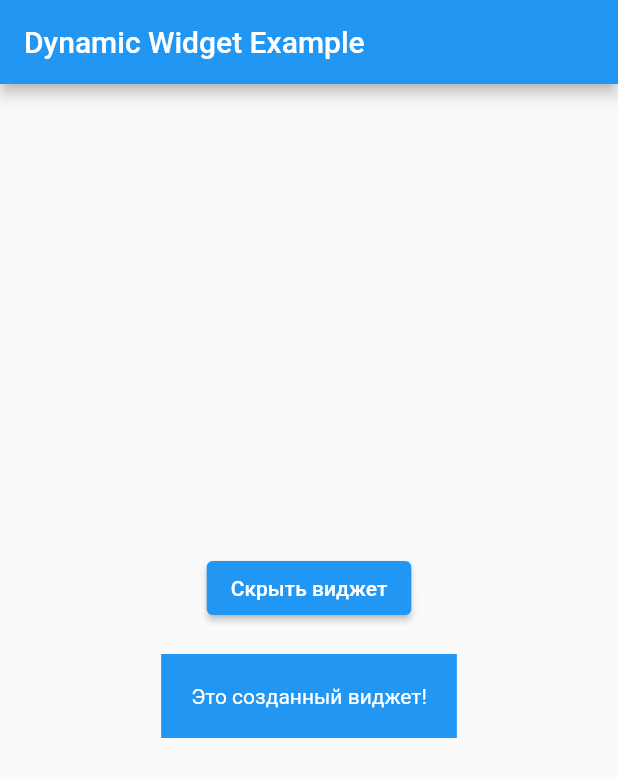
After one commit to qweufibeze/charless, a Flutter app: the HomeScreen screen opened directly, after a tap on "Показать виджет", on a phone screen of 412 x 824 dp. The commit adds this screen. Shown: the top 777 px of the screen. Run offline on Flutter 3.47's test engine with Material 2 defaults, Android fonts, the phone set to English and light mode, and no system bars; our stand-ins replace firebase_core, flutter_bloc, mask_text_input_formatter; accounts and stored records are empty.

Commit message:
commit final

```diff
--- a/lib/main.dart
+++ b/lib/main.dart
@@ -29,7 +29,7 @@ class _MyScreenState extends State<MyScreen> with SingleTickerProviderStateMixin
     super.initState();
     _controller = AnimationController(
       vsync: this,
-      duration: const Duration(milliseconds: 2000),
+      duration: const Duration(milliseconds: 200),
     );
 
     _offsetAnimation = Tween<Offset>(
--- /dev/null
+++ b/lib/widgets/create_a_new_widget.dart
@@ -0,0 +1,66 @@
+import 'package:flutter/material.dart';
+
+void main() {
+  runApp(MyApp());
+}
+
+class MyApp extends StatelessWidget {
+  @override
+  Widget build(BuildContext context) {
+    return MaterialApp(
+      home: HomeScreen(),
+    );
+  }
+}
+
+class HomeScreen extends StatefulWidget {
+  @override
+  _HomeScreenState createState() => _HomeScreenState();
+}
+
+class _HomeScreenState extends State<HomeScreen> {
+  bool _showWidget = false; // Используется для определения, нужно ли показывать виджет
+
+  void _toggleWidget() {
+    setState(() {
+      _showWidget = !_showWidget; // Переключение состояния виджета
+    });
+  }
+
+  @override
+  Widget build(BuildContext context) {
+    return Scaffold(
+      appBar: AppBar(
+        title: Text('Dynamic Widget Example'),
+      ),
+      body: Center(
+        child: Column(
+          mainAxisAlignment: MainAxisAlignment.center,
+          children: <Widget>[
+            ElevatedButton(
+              onPressed: _toggleWidget, // Вызывается при нажатии кнопки
+              child: Text(_showWidget ? 'Скрыть виджет' : 'Показать виджет'),
+            ),
+            if (_showWidget) // Отображение виджета только при _showWidget == true
+              MyCustomWidget(),
+          ],
+        ),
+      ),
+    );
+  }
+}
+
+class MyCustomWidget extends StatelessWidget {
+  @override
+  Widget build(BuildContext context) {
+    return Container(
+      margin: const EdgeInsets.all(20),
+      padding: const EdgeInsets.all(20),
+      color: Colors.blue,
+      child: const Text(
+        'Это созданный виджет!',
+        style: TextStyle(color: Colors.white),
+      ),
+    );
+  }
+}
```
Also changed, not shown: lib/phone_auth_screen.dart (+67 -14 lines).
